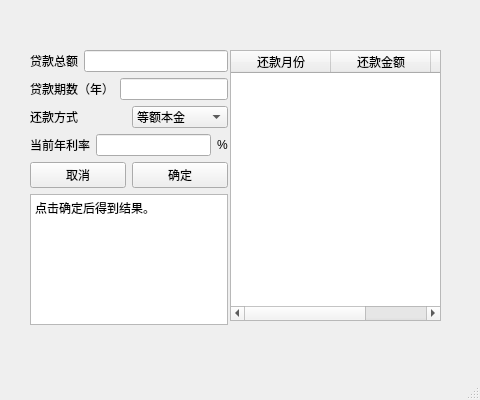
Qt form calculator/widget.ui (w543704827/loan_calculator) before a commit.
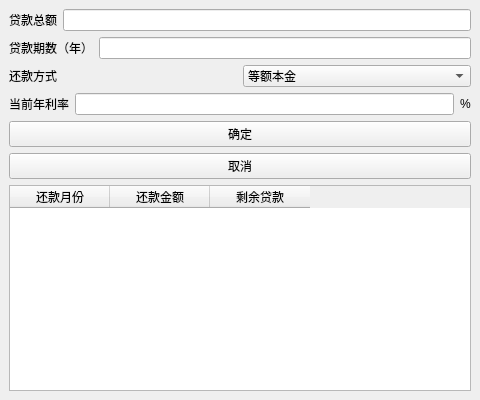
The same form after that commit.

```diff
--- a/calculator/widget.ui
+++ b/calculator/widget.ui
@@ -13,16 +13,15 @@
   <property name="windowTitle">
    <string>Widget</string>
   </property>
+  <property name="styleSheet">
+   <string notr="true"/>
+  </property>
   <widget class="QWidget" name="centralwidget">
-   <widget class="QWidget" name="verticalLayoutWidget">
-    <property name="geometry">
-     <rect>
-      <x>30</x>
-      <y>50</y>
-      <width>198</width>
-      <height>275</height>
-     </rect>
-    </property>
+   <property name="styleSheet">
+    <string notr="true"/>
+   </property>
+   <layout class="QGridLayout" name="gridLayout">
+    <item row="0" column="0">
     <layout class="QVBoxLayout" name="verticalLayout_4">
      <item>
       <layout class="QHBoxLayout" name="horizontalLayout_3">
@@ -102,51 +101,32 @@
       </layout>
      </item>
      <item>
-      <layout class="QHBoxLayout" name="horizontalLayout_6">
-       <item>
-        <widget class="QPushButton" name="pushButton">
-         <property name="text">
-          <string>取消</string>
-         </property>
-        </widget>
-       </item>
-       <item>
         <widget class="QPushButton" name="pushButton_2">
          <property name="text">
           <string>确定</string>
          </property>
         </widget>
        </item>
-      </layout>
-     </item>
      <item>
-      <widget class="QTextBrowser" name="textBrowser">
-       <property name="enabled">
-        <bool>true</bool>
-       </property>
-       <property name="html">
-        <string>&lt;!DOCTYPE HTML PUBLIC &quot;-//W3C//DTD HTML 4.0//EN&quot; &quot;http://www.w3.org/TR/REC-html40/strict.dtd&quot;&gt;
-&lt;html&gt;&lt;head&gt;&lt;meta name=&quot;qrichtext&quot; content=&quot;1&quot; /&gt;&lt;style type=&quot;text/css&quot;&gt;
-p, li { white-space: pre-wrap; }
-&lt;/style&gt;&lt;/head&gt;&lt;body style=&quot; font-family:'SimSun'; font-size:9pt; font-weight:400; font-style:normal;&quot;&gt;
-&lt;p style=&quot; margin-top:0px; margin-bottom:0px; margin-left:0px; margin-right:0px; -qt-block-indent:0; text-indent:0px;&quot;&gt;点击确定后得到结果。&lt;/p&gt;&lt;/body&gt;&lt;/html&gt;</string>
-       </property>
-      </widget>
-     </item>
-    </layout>
-   </widget>
+       <widget class="QPushButton" name="pushButton">
+        <property name="text">
+         <string>取消</string>
+        </property>
+       </widget>
+      </item>
+      <item>
+       <layout class="QHBoxLayout" name="horizontalLayout_6">
+        <item>
    <widget class="QTableWidget" name="tableWidget">
-    <property name="geometry">
-     <rect>
-      <x>230</x>
-      <y>50</y>
-      <width>211</width>
-      <height>271</height>
-     </rect>
-    </property>
     <property name="mouseTracking">
      <bool>false</bool>
     </property>
+          <property name="styleSheet">
+           <string notr="true"/>
+          </property>
+          <property name="showGrid">
+           <bool>true</bool>
+          </property>
     <column>
      <property name="text">
       <string>还款月份</string>
@@ -163,18 +143,13 @@
      </property>
     </column>
    </widget>
+        </item>
+       </layout>
+      </item>
+     </layout>
+    </item>
+   </layout>
   </widget>
-  <widget class="QMenuBar" name="menubar">
-   <property name="geometry">
-    <rect>
-     <x>0</x>
-     <y>0</y>
-     <width>480</width>
-     <height>23</height>
-    </rect>
-   </property>
-  </widget>
-  <widget class="QStatusBar" name="statusbar"/>
  </widget>
  <resources/>
  <connections/>
```
Lines whose indentation alone changed are shown as unchanged.
